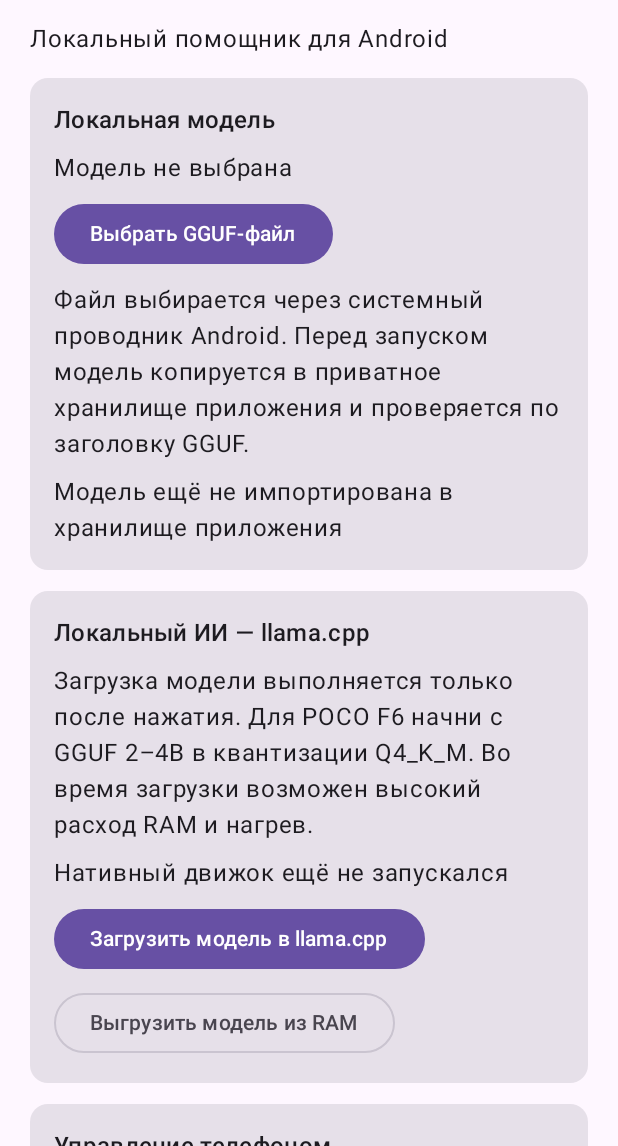
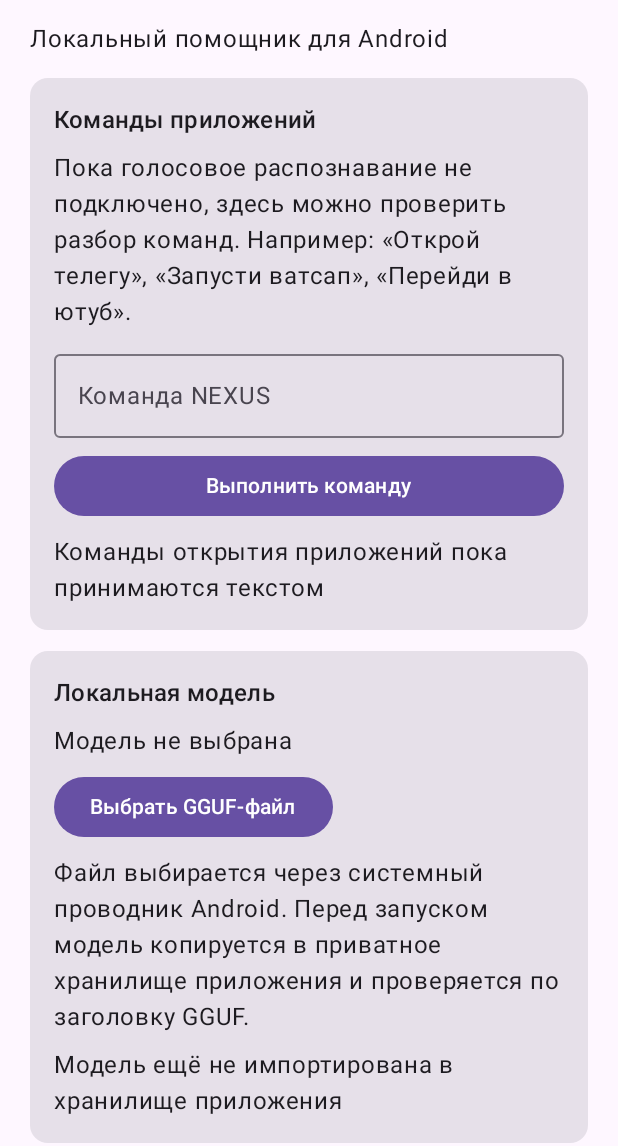
Before and after one commit to lopikoko74-creator/NEXUS-AI-Android, an Android app built with Jetpack Compose: the screen it shows after launch (MainActivity), on a phone screen of 412 x 824 dp, the part 90-1236 px from its top. Run offline under Robolectric (Android 15) with nearby library versions, the phone set to English and light mode, and no system bars.

Commit message:
Add text command test panel and app launching

```diff
--- a/app/src/main/java/ai/nexus/mobile/MainActivity.kt
+++ b/app/src/main/java/ai/nexus/mobile/MainActivity.kt
@@ -22,6 +22,7 @@ import androidx.compose.material3.Button
 import androidx.compose.material3.Card
 import androidx.compose.material3.MaterialTheme
 import androidx.compose.material3.OutlinedButton
+import androidx.compose.material3.OutlinedTextField
 import androidx.compose.material3.Surface
 import androidx.compose.material3.Text
 import androidx.compose.runtime.getValue
@@ -42,6 +43,8 @@ class MainActivity : ComponentActivity() {
             var modelName by remember { mutableStateOf(prefs.getString("model_name", null) ?: "Модель не выбрана") }
             var modelUri by remember { mutableStateOf(prefs.getString("model_uri", null)) }
             var engineStatus by remember { mutableStateOf("Нативный движок ещё не запускался") }
+            var appCommand by remember { mutableStateOf("") }
+            var appCommandStatus by remember { mutableStateOf("Команды открытия приложений пока принимаются текстом") }
             var modelStatus by remember {
                 val savedPath = prefs.getString("model_file", null)
                 val savedFile = savedPath?.let(::File)
@@ -69,6 +72,35 @@ class MainActivity : ComponentActivity() {
                     ) {
                         Text("NEXUS AI", style = MaterialTheme.typography.headlineLarge)
                         Text("Локальный помощник для Android")
+                        Card(Modifier.fillMaxWidth()) {
+                            Column(Modifier.padding(16.dp), verticalArrangement = Arrangement.spacedBy(8.dp)) {
+                                Text("Команды приложений", style = MaterialTheme.typography.titleMedium)
+                                Text("Пока голосовое распознавание не подключено, здесь можно проверить разбор команд. Например: «Открой телегу», «Запусти ватсап», «Перейди в ютуб».")
+                                OutlinedTextField(
+                                    value = appCommand,
+                                    onValueChange = { appCommand = it },
+                                    label = { Text("Команда NEXUS") },
+                                    modifier = Modifier.fillMaxWidth(),
+                                    singleLine = true
+                                )
+                                Button(onClick = {
+                                    val parsed = AppCommandParser.parse(appCommand)
+                                    if (parsed == null) {
+                                        appCommandStatus = "Команда не распознана. Используй «Открой [название приложения]»."
+                                    } else {
+                                        when (val result = InstalledAppLauncher.launch(this@MainActivity, parsed.appName)) {
+                                            is InstalledAppLauncher.Result.Launched ->
+                                                appCommandStatus = "Запускаю: ${result.appLabel}"
+                                            is InstalledAppLauncher.Result.NotFound ->
+                                                appCommandStatus = "Приложение не найдено среди установленных: ${result.requestedName}"
+                                            is InstalledAppLauncher.Result.Failed ->
+                                                appCommandStatus = "Не удалось запустить: ${result.reason}"
+                                        }
+                                    }
+                                }, modifier = Modifier.fillMaxWidth()) { Text("Выполнить команду") }
+                                Text(appCommandStatus)
+                            }
+                        }
                         Card(Modifier.fillMaxWidth()) {
                             Column(Modifier.padding(16.dp), verticalArrangement = Arrangement.spacedBy(8.dp)) {
                                 Text("Локальная модель", style = MaterialTheme.typography.titleMedium)
```
